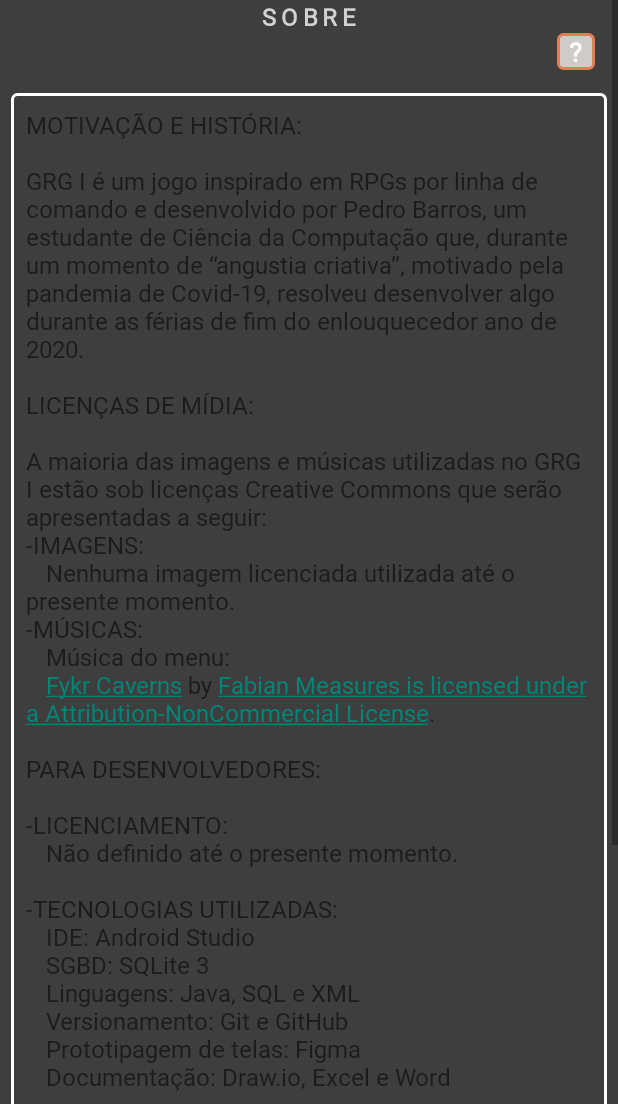
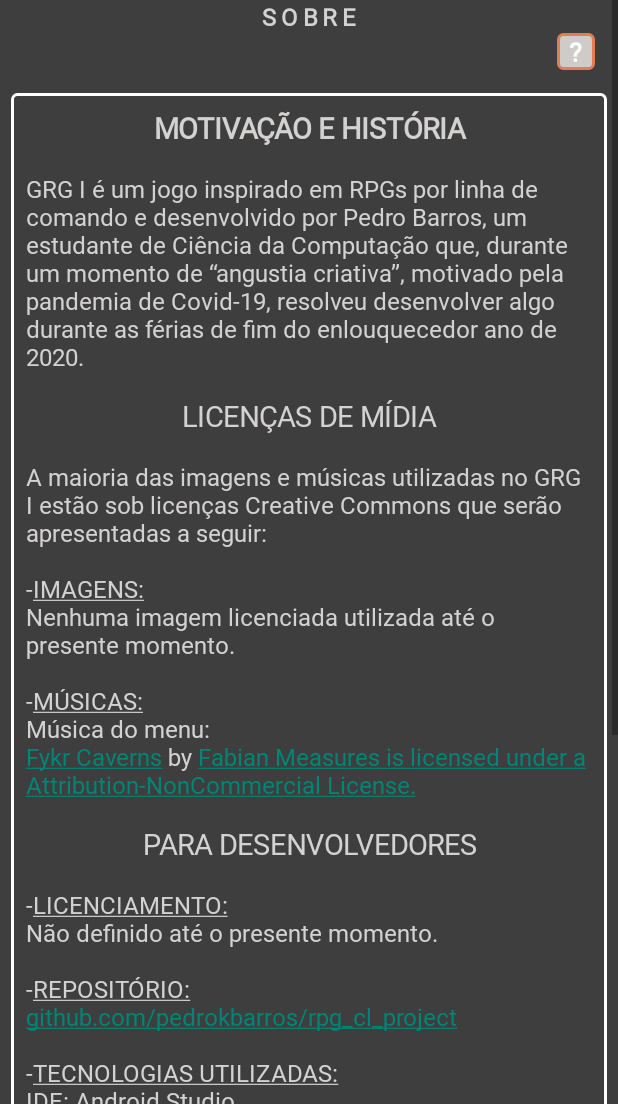
Before and after one commit to PedroKBarros/RPG_CL_Project, an Android app: the SobreActivity screen opened directly, with no data from a screen before it, on a phone screen of 412 x 824 dp, the part 132-1236 px from its top. Run offline under Robolectric (Android 15) with nearby library versions, the phone set to English and light mode, and no system bars.

Commit message:
Atualizada formatacao do texto da activity Sobre com o uso da classe Formatador.

```diff
--- a/app/src/main/java/usuario/app/rpg_cl_project/SobreActivity.java
+++ b/app/src/main/java/usuario/app/rpg_cl_project/SobreActivity.java
@@ -2,20 +2,17 @@ package usuario.app.rpg_cl_project;
 
 import androidx.appcompat.app.AppCompatActivity;
 
-import android.graphics.Typeface;
 import android.os.Bundle;
-import android.text.SpannableString;
-import android.text.Spanned;
 import android.text.method.LinkMovementMethod;
-import android.text.style.StyleSpan;
-import android.text.style.URLSpan;
 import android.widget.TextView;
+
+import usuario.app.rpg_cl_project.auxiliar.Formatador;
 
 public class SobreActivity extends AppCompatActivity {
 
     private TextView txtSobre;
-    private SpannableString textoSobreFormatado;
     private TextView headerTitle;
+    private Formatador formatador;
 
     @Override
     protected void onCreate(Bundle savedInstanceState) {
@@ -29,26 +26,112 @@ public class SobreActivity extends AppCompatActivity {
     }
 
     private void apresentaTexto(){
-        this.txtSobre.setText(this.textoSobreFormatado);
+        this.txtSobre.setText(this.formatador.getSpannableStringBuilder());
     }
 
     private void formataTexto(){
-        //Atribuindo links de licença:
-        //  Música Menu:
-        textoSobreFormatado.setSpan(
-                new URLSpan("https://freemusicarchive.org/music/Fabian_Measures/Singles_Album/Fykr_Caverns/"),
-                554, 567,
-                Spanned.SPAN_EXCLUSIVE_EXCLUSIVE);
 
-        textoSobreFormatado.setSpan(
-                new URLSpan("https://soundcloud.com/fogheart/"),
-                571, 606,
-                Spanned.SPAN_EXCLUSIVE_EXCLUSIVE);
+        //Colocando todo o texto com mesma cor de fonte:
+        this.formatador.formataTodoTexto(Formatador.estiloCorFonte("#D4D1D1"),
+                                                                    Formatador.F_EXCLUSIVE_EXCLUSIVE);
 
-        textoSobreFormatado.setSpan(
-                new URLSpan("https://creativecommons.org/licenses/by-nc/4.0/"),
-                606, 640,
-                Spanned.SPAN_EXCLUSIVE_EXCLUSIVE);
+        //Formatando tópicos:
+        this.formatador.formataPorLinhas(1, 1, Formatador.estiloTextoNegrito(),
+                                                                    Formatador.F_EXCLUSIVE_EXCLUSIVE);
+        this.formatador.formataPorLinhas(1, 1,
+                Formatador.estiloAlinhamentoHorizontal(Formatador.A_ALINHAMENTO_TEXTO_CENTRO),
+                                                                Formatador.F_EXCLUSIVE_EXCLUSIVE);
+        this.formatador.formataPorLinhas(1, 1,
+                Formatador.estiloTamanhoFonteRelativo(1.20f),
+                Formatador.F_EXCLUSIVE_EXCLUSIVE);
+
+        this.formatador.formataPorExpressao("LICENÇAS DE MÍDIA:",0, 1,
+                                        Formatador.estiloTextoNegrito(), Formatador.F_EXCLUSIVE_EXCLUSIVE);
+        this.formatador.formataPorExpressao("LICENÇAS DE MÍDIA", 0,
+                1,
+                Formatador.estiloAlinhamentoHorizontal(Formatador.A_ALINHAMENTO_TEXTO_CENTRO),
+                Formatador.F_EXCLUSIVE_EXCLUSIVE);
+        this.formatador.formataPorExpressao("LICENÇAS DE MÍDIA",0, 1,
+                Formatador.estiloTamanhoFonteRelativo(1.20f), Formatador.F_EXCLUSIVE_EXCLUSIVE);
+
+
+        this.formatador.formataPorExpressao("PARA DESENVOLVEDORES:", 0, 1,
+                                        Formatador.estiloTextoNegrito(), Formatador.F_EXCLUSIVE_EXCLUSIVE);
+        this.formatador.formataPorExpressao("PARA DESENVOLVEDORES", 0,
+                1,
+                Formatador.estiloAlinhamentoHorizontal(Formatador.A_ALINHAMENTO_TEXTO_CENTRO),
+                Formatador.F_EXCLUSIVE_EXCLUSIVE);
+        this.formatador.formataPorExpressao("PARA DESENVOLVEDORES",0, 1,
+                Formatador.estiloTamanhoFonteRelativo(1.20f), Formatador.F_EXCLUSIVE_EXCLUSIVE);
+
+        this.formatador.formataPorExpressao("REDES E CONTATOS:", 0, 1,
+                                        Formatador.estiloTextoNegrito(), Formatador.F_EXCLUSIVE_EXCLUSIVE);
+        this.formatador.formataPorExpressao("REDES E CONTATOS", 0,
+                1,
+                Formatador.estiloAlinhamentoHorizontal(Formatador.A_ALINHAMENTO_TEXTO_CENTRO),
+                Formatador.F_EXCLUSIVE_EXCLUSIVE);
+        this.formatador.formataPorExpressao("REDES E CONTATOS",0, 1,
+                Formatador.estiloTamanhoFonteRelativo(1.20f), Formatador.F_EXCLUSIVE_EXCLUSIVE);
+
+
+        //Formatando subtópicos:
+        this.formatador.formataPorExpressao("IMAGENS:",0,
+                1, Formatador.estiloTextoSublinhado(), Formatador.F_EXCLUSIVE_EXCLUSIVE);
+
+        this.formatador.formataPorExpressao("MÚSICAS:",0,
+                1, Formatador.estiloTextoSublinhado(), Formatador.F_EXCLUSIVE_EXCLUSIVE);
+
+        this.formatador.formataPorExpressao("LICENCIAMENTO:",0,
+                1, Formatador.estiloTextoSublinhado(), Formatador.F_EXCLUSIVE_EXCLUSIVE);
+
+        this.formatador.formataPorExpressao("TECNOLOGIAS UTILIZADAS:",0,
+                1, Formatador.estiloTextoSublinhado(), Formatador.F_EXCLUSIVE_EXCLUSIVE);
+
+        this.formatador.formataPorExpressao("REPOSITÓRIO:",0,
+                1, Formatador.estiloTextoSublinhado(), Formatador.F_EXCLUSIVE_EXCLUSIVE);
+
+
+        //Colocando links:
+        this.formatador.formataPorExpressao("github.com/pedrokbarros/rpg_cl_project",
+                                                                                0, 1,
+                Formatador.estiloLink("https://www.github.com/pedrokbarros/rpg_cl_project"),
+                                                                    Formatador.F_EXCLUSIVE_EXCLUSIVE);
+
+        this.formatador.formataPorExpressao("pedrokatsbarros@gmail.com",
+                0, 1,
+                Formatador.estiloLink("pedrokatsbarros@gmail.com"),
+                Formatador.F_EXCLUSIVE_EXCLUSIVE);
+
+        this.formatador.formataPorExpressao("github.com/pedrokbarros",
+                                                                1, 1,
+                Formatador.estiloLink("https://www.github.com/pedrokbarros"),
+                Formatador.F_EXCLUSIVE_EXCLUSIVE);
+
+        this.formatador.formataPorExpressao("linkedin.com/in/pedrokbarros",
+                0, 1,
+                Formatador.estiloLink("https://www.linkedin.com/in/pedrokbarros"),
+                Formatador.F_EXCLUSIVE_EXCLUSIVE);
+
+        this.formatador.formataPorExpressao("Fykr Caverns",
+                0, 1,
+                Formatador.estiloLink("https://freemusicarchive.org/music/Fabian_Measures/Singles_Album/Fykr_Caverns/"),
+                Formatador.F_EXCLUSIVE_EXCLUSIVE);
+
+        this.formatador.formataPorExpressao("Fabian Measures is licensed under a",
+                0, 1,
+                Formatador.estiloLink("https://soundcloud.com/fogheart/"),
+                Formatador.F_EXCLUSIVE_EXCLUSIVE);
+
+        this.formatador.formataPorExpressao("Attribution-NonCommercial License.",
+                0, 1,
+                Formatador.estiloLink("https://creativecommons.org/licenses/by-nc/4.0/"),
+                Formatador.F_EXCLUSIVE_EXCLUSIVE);
+
+        //Formatando frase de estágio:
+        this.formatador.formataPorExpressao("ESTOU DISPONÍVEL PARA ESTÁGIOS!",
+                0, 1, Formatador.estiloCorFundo("#E07E54"),
+                                                                Formatador.F_EXCLUSIVE_EXCLUSIVE);
+
 
         //Configurando View para que os links abram ao serem clicados:
         this.txtSobre.setMovementMethod(LinkMovementMethod.getInstance());
@@ -58,45 +141,46 @@ public class SobreActivity extends AppCompatActivity {
         this.txtSobre = (TextView) findViewById(R.id.txt_sobre);
         headerTitle = (TextView) findViewById(R.id.txt_titulo_cabecalho);
         headerTitle.setText("SOBRE");
-        this.textoSobreFormatado = new SpannableString(
-                "MOTIVAÇÃO E HISTÓRIA:\n" +
+        this.formatador = new Formatador("MOTIVAÇÃO E HISTÓRIA\n" +
                         "\n" +
                         "GRG I é um jogo inspirado em RPGs por linha de comando e desenvolvido por " +
                         "Pedro Barros, um estudante de Ciência da Computação que, durante um momento" +
                         " de “angustia criativa”, motivado pela pandemia de Covid-19, resolveu " +
                         "desenvolver algo durante as férias de fim do enlouquecedor ano de 2020.\n" +
                         "\n" +
-                        "LICENÇAS DE MÍDIA:\n" +
+                        "LICENÇAS DE MÍDIA\n" +
                         "\n" +
                         "A maioria das imagens e músicas utilizadas no GRG I estão sob licenças " +
-                        "Creative Commons que serão apresentadas a seguir:\n" +
+                        "Creative Commons que serão apresentadas a seguir:\n\n" +
                         "-IMAGENS:\n" +
-                        "\tNenhuma imagem licenciada utilizada até o presente momento.\n" +
+                        "Nenhuma imagem licenciada utilizada até o presente momento.\n\n" +
                         "-MÚSICAS:\n" +
-                        "\tMúsica do menu:\n" +
-                        "\tFykr Caverns by Fabian Measures is licensed under a " +
+                        "Música do menu:\n" +
+                        "Fykr Caverns by Fabian Measures is licensed under a " +
                         "Attribution-NonCommercial License.\n" +
                         "\n" +
-                        "PARA DESENVOLVEDORES:\n" +
+                        "PARA DESENVOLVEDORES\n" +
                         "\n" +
                         "-LICENCIAMENTO:\n" +
-                        "\tNão definido até o presente momento.\n" +
+                        "Não definido até o presente momento.\n\n" +
+                        "-REPOSITÓRIO:\n" +
+                        "github.com/pedrokbarros/rpg_cl_project\n" +
                         "\n" +
                         "-TECNOLOGIAS UTILIZADAS:\n" +
-                        "\tIDE: Android Studio\n" +
-                        "\tSGBD: SQLite 3\n" +
-                        "\tLinguagens: Java, SQL e XML\n" +
-                        "\tVersionamento: Git e GitHub\n" +
-                        "\tPrototipagem de telas: Figma\n" +
-                        "\tDocumentação: Draw.io, Excel e Word\n" +
+                        "IDE: Android Studio\n" +
+                        "SGBD: SQLite 3\n" +
+                        "Linguagens: Java, SQL e XML\n" +
+                        "Versionamento: Git e GitHub\n" +
+                        "Prototipagem de telas: Figma\n" +
+                        "Documentação: Draw.io, Excel e Word\n" +
                         "\n" +
-                        "REDES E CONTATOS:\n" +
+                        "REDES E CONTATOS\n" +
                         "\n" +
-                        "\tE-mail: pedrokatsbarros@gmail.com\n" +
-                        "\tGitHub: \n" +
-                        "\tgithub/pedrokbarros\n" +
-                        "\tLinkdeIn:\n" +
-                        "\thttps://www.linkedin.com/in/pedrokbarros\n" +
+                        "E-mail: \npedrokatsbarros@gmail.com\n" +
+                        "GitHub: \n" +
+                        "github.com/pedrokbarros\n" +
+                        "LinkdeIn:\n" +
+                        "linkedin.com/in/pedrokbarros\n" +
                         "\n" +
                         "ESTOU DISPONÍVEL PARA ESTÁGIOS!\n"
         );
```
